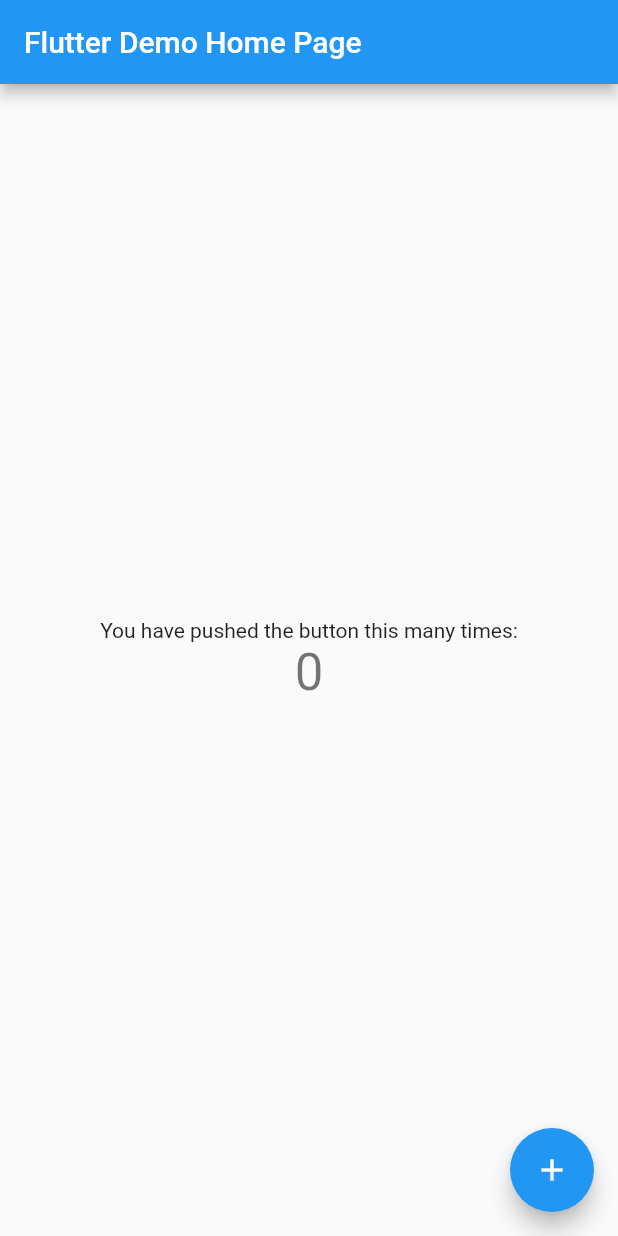
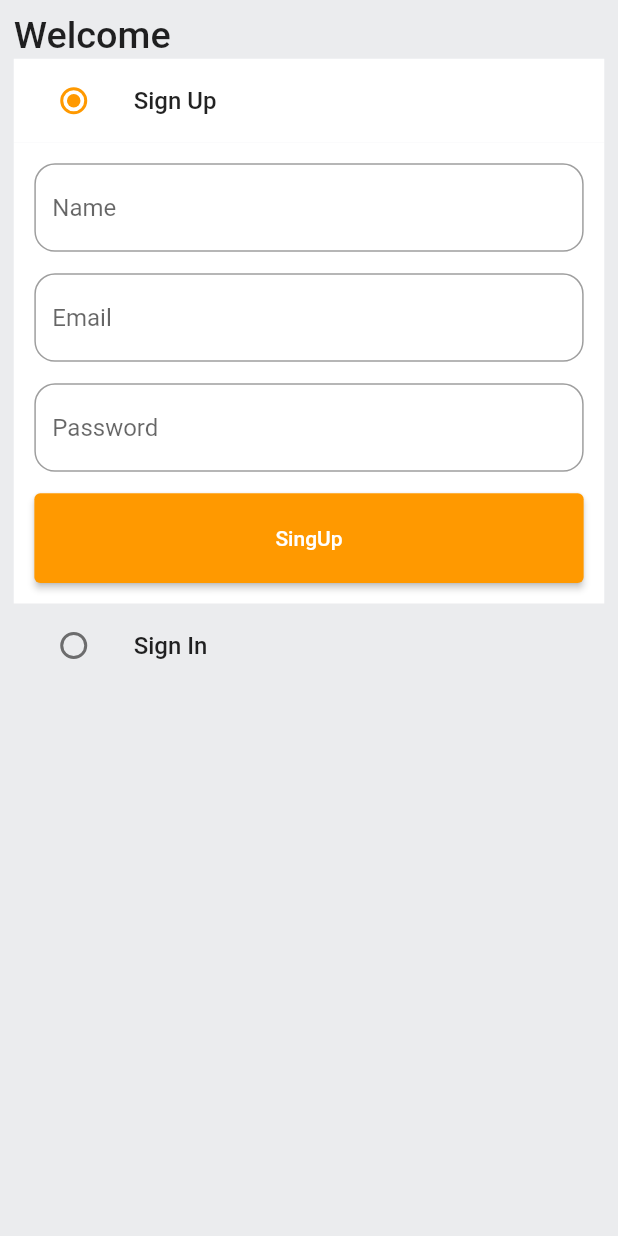
Before and after one commit to khshaaban-dev/flutter_multi_vender, a Flutter app: the screen it shows after launch, on a phone screen of 412 x 824 dp. Run offline on Flutter 3.47's test engine with Material 2 defaults, Android fonts, the phone set to English and light mode, and no system bars; our stand-ins replace flutter_screenutil.

Commit message:
finsh auth screen ui

```diff
--- /dev/null
+++ b/lib/common/widgets/custom_button.dart
@@ -0,0 +1,25 @@
+import 'package:flutter/material.dart';
+import 'package:flutter_screenutil/flutter_screenutil.dart';
+
+class CustomButton extends StatelessWidget {
+  final String text;
+  final VoidCallback onPressed;
+  const CustomButton({
+    Key? key,
+    required this.text,
+    required this.onPressed,
+  }) : super(key: key);
+
+  @override
+  Widget build(BuildContext context) {
+    return ElevatedButton(
+        onPressed: onPressed,
+        style: ElevatedButton.styleFrom(
+          minimumSize: Size(
+            double.infinity,
+            50.h,
+          ),
+        ),
+        child: Text(text));
+  }
+}
--- /dev/null
+++ b/lib/common/widgets/custom_text_field.dart
@@ -0,0 +1,35 @@
+import 'package:flutter/material.dart';
+import 'package:flutter_screenutil/flutter_screenutil.dart';
+
+class CustomTextField extends StatelessWidget {
+  final TextEditingController controller;
+  final String hint;
+  const CustomTextField({
+    Key? key,
+    required this.controller,
+    required this.hint,
+  }) : super(key: key);
+
+  @override
+  Widget build(BuildContext context) {
+    return TextFormField(
+      controller: controller,
+      decoration: InputDecoration(
+        hintText: hint,
+        border: OutlineInputBorder(
+          borderRadius: BorderRadius.circular(12.r),
+          borderSide: const BorderSide(
+            color: Colors.black38,
+          ),
+        ),
+        enabledBorder: OutlineInputBorder(
+          borderRadius: BorderRadius.circular(12.r),
+          borderSide: const BorderSide(
+            color: Colors.black38,
+          ),
+        ),
+      ),
+      validator: (value) {},
+    );
+  }
+}
--- /dev/null
+++ b/lib/constants/global_variables.dart
@@ -0,0 +1,18 @@
+import 'package:flutter/material.dart';
+
+class GlobalVariables {
+  // COLORS
+  static const appBarGradient = LinearGradient(
+    colors: [
+      Color.fromARGB(255, 29, 201, 192),
+      Color.fromARGB(255, 125, 221, 216),
+    ],
+    stops: [0.5, 1.0],
+  );
+
+  static const secondaryColor = Color.fromRGBO(255, 153, 0, 1);
+  static const backgroundColor = Colors.white;
+  static const Color greyBackgroundCOlor = Color(0xffebecee);
+  static var selectedNavBarColor = Colors.cyan[800]!;
+  static const unselectedNavBarColor = Colors.black87;
+}
--- /dev/null
+++ b/lib/features/all_routes.dart
@@ -0,0 +1 @@
+export 'auth/screens/auth_screen.dart';
--- /dev/null
+++ b/lib/features/auth/screens/auth_screen.dart
@@ -0,0 +1,178 @@
+import 'package:amazon_clone/constants/global_variables.dart';
+import 'package:flutter/material.dart';
+import 'package:flutter_screenutil/flutter_screenutil.dart';
+import 'package:amazon_clone/common/widgets/custom_button.dart';
+import 'package:amazon_clone/common/widgets/custom_text_field.dart';
+
+enum AuthEnum {
+  signup,
+  signIn,
+}
+
+class AuthScreen extends StatefulWidget {
+  static const String routeName = '/auth_screen';
+  const AuthScreen({super.key});
+
+  @override
+  State<AuthScreen> createState() => _AuthScreenState();
+}
+
+class _AuthScreenState extends State<AuthScreen> {
+  // radio enum
+  AuthEnum _auth = AuthEnum.signup;
+  // signup and signIn global keys
+  final signupGlobalKey = GlobalKey<FormState>();
+  final signInGlobalKey = GlobalKey<FormState>();
+
+  //text field controllers
+  final TextEditingController _nameController = TextEditingController();
+  final TextEditingController _emailController = TextEditingController();
+  final TextEditingController _passwordController = TextEditingController();
+
+  @override
+  void dispose() {
+    //dispose all controllers ( close them )
+    _nameController.dispose();
+    _emailController.dispose();
+    _passwordController.dispose();
+    super.dispose();
+  }
+
+  @override
+  Widget build(BuildContext context) {
+    return Scaffold(
+      backgroundColor: GlobalVariables.greyBackgroundCOlor,
+      body: SafeArea(
+        child: Padding(
+          padding: EdgeInsets.all(8.0.r),
+          child: Column(
+            crossAxisAlignment: CrossAxisAlignment.start,
+            children: [
+              // welcome title
+              Text(
+                'Welcome',
+                style: TextStyle(
+                  fontSize: 22.sp,
+                  fontWeight: FontWeight.w500,
+                ),
+              ),
+              // Radio for signup
+              ListTile(
+                tileColor: _auth == AuthEnum.signup
+                    ? GlobalVariables.backgroundColor
+                    : GlobalVariables.greyBackgroundCOlor,
+                title: const Text(
+                  'Sign Up',
+                  style: TextStyle(
+                    fontWeight: FontWeight.w500,
+                  ),
+                ),
+                leading: Radio(
+                  activeColor: GlobalVariables.secondaryColor,
+                  value: AuthEnum.signup,
+                  groupValue: _auth,
+                  onChanged: (value) {
+                    setState(() {
+                      _auth = value!;
+                    });
+                  },
+                ),
+              ),
+              // text form fields for signup
+              if (_auth == AuthEnum.signup)
+                AnimatedContainer(
+                  duration: const Duration(milliseconds: 500),
+                  padding: EdgeInsets.all(12.r),
+                  color: GlobalVariables.backgroundColor,
+                  child: Form(
+                    key: signupGlobalKey,
+                    child: Column(
+                      children: [
+                        //name field
+                        CustomTextField(
+                          controller: _nameController,
+                          hint: 'Name',
+                        ),
+                        SizedBox(
+                          height: 12.h,
+                        ),
+                        // email field
+                        CustomTextField(
+                            controller: _emailController, hint: 'Email'),
+                        SizedBox(
+                          height: 12.h,
+                        ),
+                        // password field
+                        CustomTextField(
+                            controller: _passwordController, hint: 'Password'),
+                        SizedBox(height: 12.h),
+                        CustomButton(
+                          text: 'SingUp',
+                          onPressed: () {},
+                        ),
+                      ],
+                    ),
+                  ),
+                ),
+              // Radio for signIn
+              ListTile(
+                tileColor: _auth == AuthEnum.signIn
+                    ? GlobalVariables.backgroundColor
+                    : GlobalVariables.greyBackgroundCOlor,
+                title: const Text(
+                  'Sign In',
+                  style: TextStyle(
+                    fontWeight: FontWeight.w500,
+                  ),
+                ),
+                leading: Radio(
+                  activeColor: GlobalVariables.secondaryColor,
+                  value: AuthEnum.signIn,
+                  groupValue: _auth,
+                  onChanged: (value) {
+                    setState(() {
+                      _auth = value!;
+                    });
+                  },
+                ),
+              ),
+              if (_auth == AuthEnum.signIn)
+
+                // singIn form and it's fields
+                AnimatedContainer(
+                  duration: const Duration(milliseconds: 500),
+                  padding: EdgeInsets.all(12.r),
+                  color: GlobalVariables.backgroundColor,
+                  child: Form(
+                    key: signInGlobalKey,
+                    child: Column(
+                      children: [
+                        // email field
+                        CustomTextField(
+                          controller: _emailController,
+                          hint: 'Email',
+                        ),
+                        SizedBox(
+                          height: 12.h,
+                        ),
+                        // password field
+                        CustomTextField(
+                          controller: _passwordController,
+                          hint: 'Password',
+                        ),
+                        SizedBox(height: 12.h),
+                        CustomButton(
+                          text: 'SignIn',
+                          onPressed: () {},
+                        ),
+                      ],
+                    ),
+                  ),
+                ),
+            ],
+          ),
+        ),
+      ),
+    );
+  }
+}
--- /dev/null
+++ b/lib/features/router.dart
@@ -0,0 +1,19 @@
+import 'package:amazon_clone/features/all_routes.dart';
+import 'package:flutter/material.dart';
+
+Route<dynamic> onGenerateRoute(RouteSettings routeSettings) {
+  switch (routeSettings.name) {
+    case AuthScreen.routeName:
+      return MaterialPageRoute(
+        builder: (context) => const AuthScreen(),
+      );
+    default:
+      return MaterialPageRoute(
+        builder: (context) => const Scaffold(
+          body: Center(
+            child: Text('This route not exist!'),
+          ),
+        ),
+      );
+  }
+}
--- a/lib/main.dart
+++ b/lib/main.dart
@@ -1,115 +1,43 @@
+import 'package:amazon_clone/constants/global_variables.dart';
+import 'package:amazon_clone/features/auth/screens/auth_screen.dart';
+import 'package:amazon_clone/features/router.dart';
 import 'package:flutter/material.dart';
+import 'package:flutter_screenutil/flutter_screenutil.dart';
 
 void main() {
-  runApp(const MyApp());
+  runApp(
+    const App(),
+  );
 }
 
-class MyApp extends StatelessWidget {
-  const MyApp({super.key});
-
-  // This widget is the root of your application.
-  @override
-  Widget build(BuildContext context) {
-    return MaterialApp(
-      title: 'Flutter Demo',
-      theme: ThemeData(
-        // This is the theme of your application.
-        //
-        // Try running your application with "flutter run". You'll see the
-        // application has a blue toolbar. Then, without quitting the app, try
-        // changing the primarySwatch below to Colors.green and then invoke
-        // "hot reload" (press "r" in the console where you ran "flutter run",
-        // or simply save your changes to "hot reload" in a Flutter IDE).
-        // Notice that the counter didn't reset back to zero; the application
-        // is not restarted.
-        primarySwatch: Colors.blue,
-      ),
-      home: const MyHomePage(title: 'Flutter Demo Home Page'),
-    );
-  }
-}
-
-class MyHomePage extends StatefulWidget {
-  const MyHomePage({super.key, required this.title});
-
-  // This widget is the home page of your application. It is stateful, meaning
-  // that it has a State object (defined below) that contains fields that affect
-  // how it looks.
-
-  // This class is the configuration for the state. It holds the values (in this
-  // case the title) provided by the parent (in this case the App widget) and
-  // used by the build method of the State. Fields in a Widget subclass are
-  // always marked "final".
-
-  final String title;
-
-  @override
-  State<MyHomePage> createState() => _MyHomePageState();
-}
-
-class _MyHomePageState extends State<MyHomePage> {
-  int _counter = 0;
-
-  void _incrementCounter() {
-    setState(() {
-      // This call to setState tells the Flutter framework that something has
-      // changed in this State, which causes it to rerun the build method below
-      // so that the display can reflect the updated values. If we changed
-      // _counter without calling setState(), then the build method would not be
-      // called again, and so nothing would appear to happen.
-      _counter++;
-    });
-  }
+class App extends StatelessWidget {
+  const App({Key? key}) : super(key: key);
 
   @override
   Widget build(BuildContext context) {
-    // This method is rerun every time setState is called, for instance as done
-    // by the _incrementCounter method above.
-    //
-    // The Flutter framework has been optimized to make rerunning build methods
-    // fast, so that you can just rebuild anything that needs updating rather
-    // than having to individually change instances of widgets.
-    return Scaffold(
-      appBar: AppBar(
-        // Here we take the value from the MyHomePage object that was created by
-        // the App.build method, and use it to set our appbar title.
-        title: Text(widget.title),
-      ),
-      body: Center(
-        // Center is a layout widget. It takes a single child and positions it
-        // in the middle of the parent.
-        child: Column(
-          // Column is also a layout widget. It takes a list of children and
-          // arranges them vertically. By default, it sizes itself to fit its
-          // children horizontally, and tries to be as tall as its parent.
-          //
-          // Invoke "debug painting" (press "p" in the console, choose the
-          // "Toggle Debug Paint" action from the Flutter Inspector in Android
-          // Studio, or the "Toggle Debug Paint" command in Visual Studio Code)
-          // to see the wireframe for each widget.
-          //
-          // Column has various properties to control how it sizes itself and
-          // how it positions its children. Here we use mainAxisAlignment to
-          // center the children vertically; the main axis here is the vertical
-          // axis because Columns are vertical (the cross axis would be
-          // horizontal).
-          mainAxisAlignment: MainAxisAlignment.center,
-          children: <Widget>[
-            const Text(
-              'You have pushed the button this many times:',
+    return ScreenUtilInit(
+        designSize: const Size(360, 690),
+        minTextAdapt: true,
+        splitScreenMode: true,
+        builder: (context, child) {
+          return MaterialApp(
+            title: 'Amazon Clone',
+            debugShowCheckedModeBanner: false,
+            theme: ThemeData(
+              scaffoldBackgroundColor: GlobalVariables.backgroundColor,
+              appBarTheme: const AppBarTheme(
+                elevation: 0,
+                iconTheme: IconThemeData(
+                  color: Colors.black,
+                ),
+              ),
+              colorScheme: const ColorScheme.light(
+                primary: GlobalVariables.secondaryColor,
+              ),
             ),
-            Text(
-              '$_counter',
-              style: Theme.of(context).textTheme.headlineMedium,
-            ),
-          ],
-        ),
-      ),
-      floatingActionButton: FloatingActionButton(
-        onPressed: _incrementCounter,
-        tooltip: 'Increment',
-        child: const Icon(Icons.add),
-      ), // This trailing comma makes auto-formatting nicer for build methods.
-    );
+            onGenerateRoute: onGenerateRoute,
+            home: const AuthScreen(),
+          );
+        });
   }
 }
--- a/pubspec.yaml
+++ b/pubspec.yaml
@@ -30,6 +30,8 @@ environment:
 dependencies:
   flutter:
     sdk: flutter
+
+  flutter_screenutil: 5.6.1
 
 
   # The following adds the Cupertino Icons font to your application.
```
Also changed, not shown: pubspec.lock, 1 other file.
